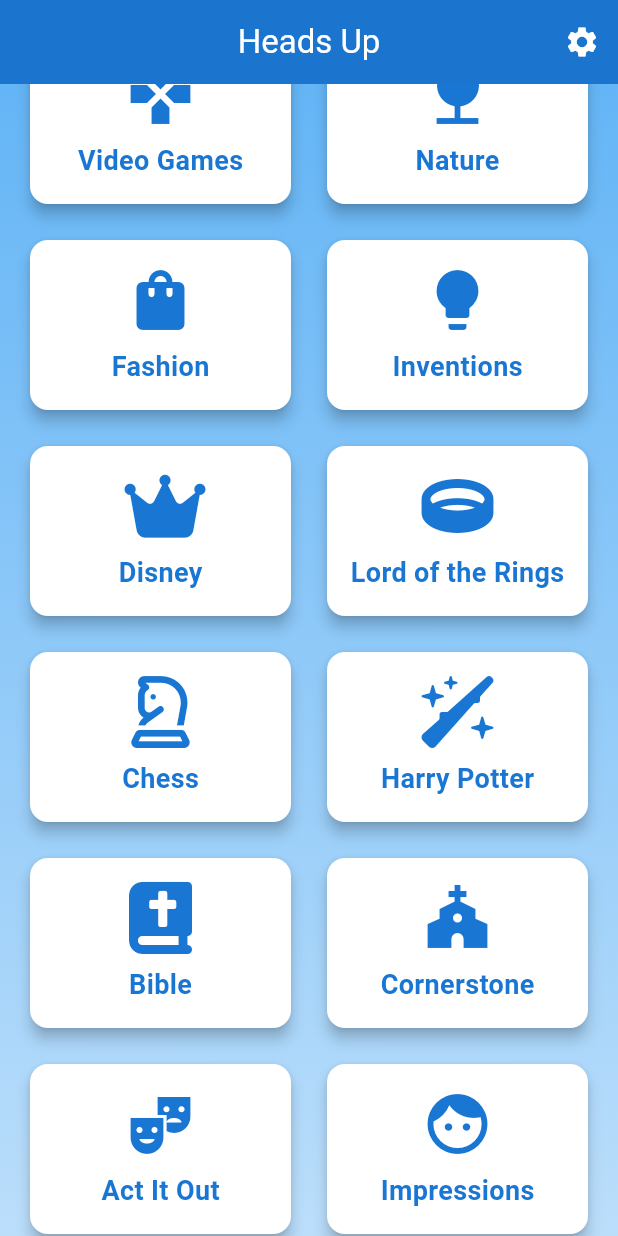
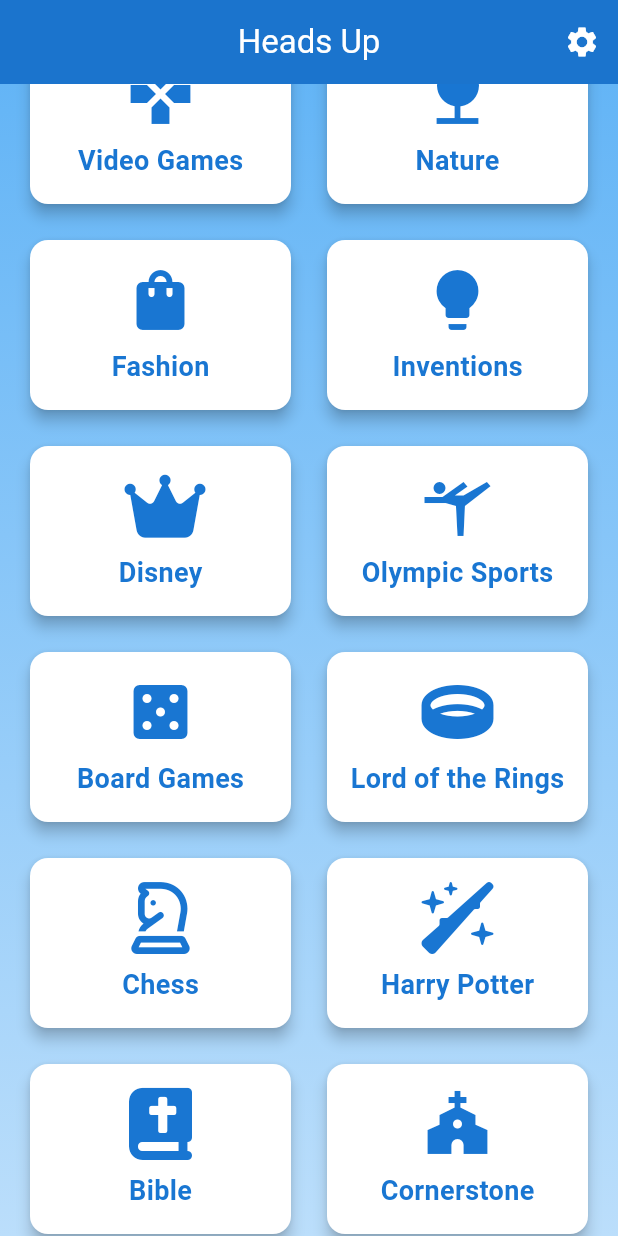
Before and after one commit to EthanBlake417/heads_up, a Flutter app: the screen it shows after launch, scrolled down 1152 dp, on a phone screen of 412 x 824 dp. Run offline on Flutter 3.47's test engine with Material 3 defaults, Android fonts, the phone set to English and light mode, and no system bars; our stand-ins replace audioplayers, font_awesome_flutter, shared_preferences, vibration; missing offline and left inert: flutter_sensors.

Commit message:
added a couple more categories

```diff
--- a/lib/categories.dart
+++ b/lib/categories.dart
@@ -28,6 +28,8 @@
     'Bible',
     'Cornerstone',
     'Disney',
+    'Olympic Sports',
+    'Board Games',
   ];
 
   static const Map<String, List<String>> categoryWords = {
@@ -2260,7 +2262,166 @@
     'Fred',
     'Judy Hopps',
     'Nick Wilde',
-]
+],
+'Olympic Sports': [
+    'Archery',
+    'Artistic Gymnastics',
+    'Athletics',
+    'Badminton',
+    'Baseball',
+    'Basketball',
+    'Beach Volleyball',
+    'Boxing',
+    'Canoeing',
+    'Cycling',
+    'Diving',
+    'Equestrian',
+    'Fencing',
+    'Field Hockey',
+    'Football (Soccer)',
+    'Golf',
+    'Handball',
+    'Judo',
+    'Karate',
+    'Modern Pentathlon',
+    'Rowing',
+    'Rugby Sevens',
+    'Sailing',
+    'Shooting',
+    'Skateboarding',
+    'Sport Climbing',
+    'Surfing',
+    'Swimming',
+    'Table Tennis',
+    'Taekwondo',
+    'Tennis',
+    'Trampoline Gymnastics',
+    'Triathlon',
+    'Volleyball',
+    'Water Polo',
+    'Weightlifting',
+    'Wrestling',
+    'Freestyle Wrestling',
+    'Greco-Roman Wrestling',
+    'Artistic Swimming',
+    'BMX Racing',
+    'BMX Freestyle',
+    'Mountain Biking',
+    'Road Cycling',
+    'Track Cycling',
+    'Marathon Swimming',
+    'Open Water Swimming',
+    'Rhythmic Gymnastics',
+    'Synchronized Swimming',
+    'Ice Hockey',
+    'Alpine Skiing',
+    'Biathlon',
+    'Bobsleigh',
+    'Cross-Country Skiing',
+    'Curling',
+    'Figure Skating',
+    'Freestyle Skiing',
+    'Ice Hockey',
+    'Luge',
+    'Nordic Combined',
+    'Short Track Speed Skating',
+    'Skeleton',
+    'Ski Jumping',
+    'Snowboarding',
+    'Speed Skating',
+],
+'Board Games': [
+    'Chess',
+    'Checkers',
+    'Backgammon',
+    'Monopoly',
+    'Scrabble',
+    'Risk',
+    'Clue (Cluedo)',
+    'Catan (Settlers of Catan)',
+    'Ticket to Ride',
+    'Carcassonne',
+    'Pandemic',
+    'Battleship',
+    'The Game of Life',
+    'Sorry!',
+    'Connect Four',
+    'Candy Land',
+    'Chutes and Ladders (Snakes and Ladders)',
+    'Trivial Pursuit',
+    'Pictionary',
+    'Stratego',
+    'Axis & Allies',
+    'Agricola',
+    'Dominion',
+    'Puerto Rico',
+    'Seven Wonders',
+    'Power Grid',
+    'Splendor',
+    'Codenames',
+    'Azul',
+    'Dixit',
+    'Forbidden Island',
+    'Mansions of Madness',
+    'Arkham Horror',
+    'Eldritch Horror',
+    'Betrayal at House on the Hill',
+    'Gloomhaven',
+    'Terraforming Mars',
+    'Scythe',
+    'Twilight Struggle',
+    'Concordia',
+    'Lords of Waterdeep',
+    'King of Tokyo',
+    'Small World',
+    'Blood Rage',
+    'Cyclades',
+    'Tigris & Euphrates',
+    'The Resistance',
+    'Love Letter',
+    'Camel Up',
+    'Sheriff of Nottingham',
+    'Memoir \'44',
+    'Clank!',
+    'Everdell',
+    'Spirit Island',
+    'Onitama',
+    'Santorini',
+    'Hive',
+    'Patchwork',
+    'Lost Cities',
+    'Twilight Imperium',
+    'Eclipse',
+    'Brass: Birmingham',
+    'Root',
+    'Wingspan',
+    'Calico',
+    'The Crew: The Quest for Planet Nine',
+    'Tapestry',
+    'Roll for the Galaxy',
+    'Race for the Galaxy',
+    'Star Realms',
+    'Terra Mystica',
+    'Gaia Project',
+    'Robinson Crusoe: Adventures on the Cursed Island',
+    'Clans of Caledonia',
+    'Great Western Trail',
+    'The Quacks of Quedlinburg',
+    'Underwater Cities',
+    'Tzolk\'in: The Mayan Calendar',
+    'Orléans',
+    'The Castles of Burgundy',
+    'Kingdomino',
+    'Alhambra',
+    'Stone Age',
+    'Viticulture',
+    'Arkham Horror: The Card Game',
+    'Mage Knight',
+    'Star Wars: Imperial Assault',
+    'Dead of Winter',
+    'Descent: Journeys in the Dark',
+    'Marvel Champions: The Card Game',
+],
 
   };
 }
--- a/lib/main.dart
+++ b/lib/main.dart
@@ -54,6 +54,8 @@
     Deck('Fashion', Icons.shopping_bag),
     Deck('Inventions', Icons.lightbulb),
     Deck('Disney', FontAwesomeIcons.crown),
+    Deck('Olympic Sports', Icons.sports_gymnastics),
+    Deck('Board Games', Icons.casino),
     Deck('Lord of the Rings', FontAwesomeIcons.ring),
     Deck('Chess', FontAwesomeIcons.chessKnight),
     Deck('Harry Potter', FontAwesomeIcons.wandSparkles),
```
